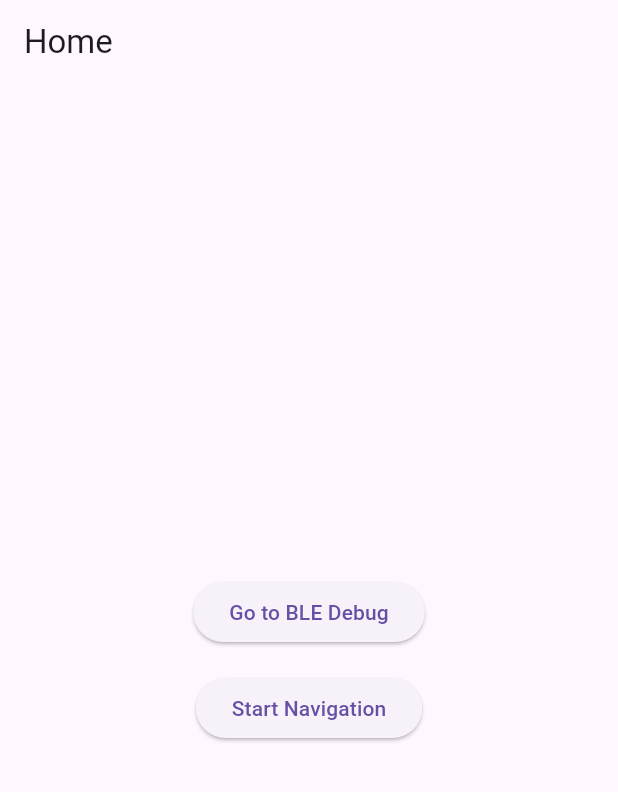
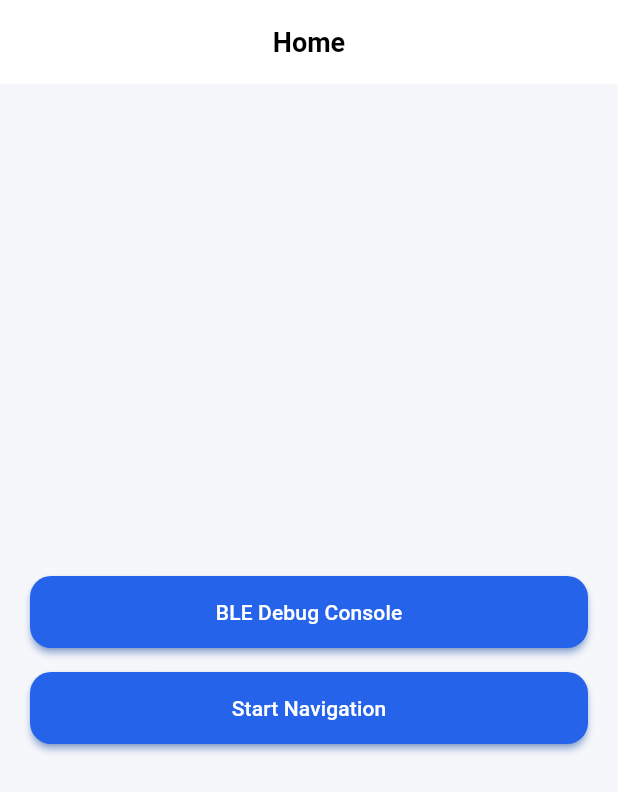
Before and after one commit to HalaEddouh/CreateX-Team1Software, a Flutter app: the screen it shows after launch, on a phone screen of 412 x 824 dp. Shown: the top 792 px of the screen. Run offline on Flutter 3.47's test engine with Material 3 defaults, Android fonts, the phone set to English and light mode, and no system bars; our stand-ins replace flutter_blue_plus, geolocator, google_maps_flutter, permission_handler.

Commit message:
added changes to the UI

```diff
--- a/lib/main.dart
+++ b/lib/main.dart
@@ -16,14 +16,74 @@ class MyApp extends StatelessWidget {
   Widget build(BuildContext context) {
     return MaterialApp(
       title: 'BLE Navigation App',
+      debugShowCheckedModeBanner: false,
+
       theme: ThemeData(
-        primarySwatch: Colors.blue,
         useMaterial3: true,
+
+        // 🎨 Global color system
+        colorScheme: ColorScheme.fromSeed(
+          seedColor: const Color(0xFF2563EB), // modern blue
+          brightness: Brightness.light,
+        ),
+
+        // 🌫 App background
+        scaffoldBackgroundColor: const Color(0xFFF6F7FB),
+
+        // 🧭 AppBar styling
+        appBarTheme: const AppBarTheme(
+          backgroundColor: Colors.white,
+          elevation: 0,
+          centerTitle: true,
+          surfaceTintColor: Colors.transparent,
+          titleTextStyle: TextStyle(
+            color: Colors.black,
+            fontSize: 18,
+            fontWeight: FontWeight.w600,
+          ),
+        ),
+
+        // 🔘 Buttons (all ElevatedButtons across app)
+        elevatedButtonTheme: ElevatedButtonThemeData(
+          style: ElevatedButton.styleFrom(
+            backgroundColor: const Color(0xFF2563EB),
+            foregroundColor: Colors.white,
+            elevation: 2,
+            shadowColor: Colors.blueAccent,
+            shape: RoundedRectangleBorder(
+              borderRadius: BorderRadius.circular(14),
+            ),
+            padding: const EdgeInsets.symmetric(
+              vertical: 14,
+              horizontal: 16,
+            ),
+          ),
+        ),
+
+        // 🔤 Text buttons
+        textButtonTheme: TextButtonThemeData(
+          style: TextButton.styleFrom(
+            foregroundColor: const Color(0xFF2563EB),
+          ),
+        ),
+
+        // 📝 Inputs (TextFields everywhere)
+        inputDecorationTheme: InputDecorationTheme(
+          filled: true,
+          fillColor: Colors.white,
+          contentPadding: const EdgeInsets.symmetric(
+            horizontal: 12,
+            vertical: 14,
+          ),
+          border: OutlineInputBorder(
+            borderRadius: BorderRadius.circular(14),
+            borderSide: BorderSide.none,
+          ),
+        ),
       ),
 
       navigatorKey: navigationService.navKey,
 
-      // start here
       initialRoute: '/',
 
       routes: {
@@ -44,25 +104,34 @@ class HomePage extends StatelessWidget {
       appBar: AppBar(title: const Text("Home")),
 
       body: Center(
+        child: Padding(
+          padding: const EdgeInsets.all(20),
           child: Column(
             mainAxisAlignment: MainAxisAlignment.center,
             children: [
-            ElevatedButton(
-              child: const Text("Go to BLE Debug"),
+              SizedBox(
+                width: double.infinity,
+                child: ElevatedButton(
                   onPressed: () {
                     Navigator.pushNamed(context, '/ble');
                   },
+                  child: const Text("BLE Debug Console"),
+                ),
               ),
 
               const SizedBox(height: 16),
 
-            ElevatedButton(
+              SizedBox(
+                width: double.infinity,
+                child: ElevatedButton(
+                  onPressed: () {
+                    Navigator.pushNamed(context, '/navigation');
+                  },
                   child: const Text("Start Navigation"),
-              onPressed: () {
-                Navigator.push(context, MaterialPageRoute(builder: (_) => const RoutePage()),
-                );              },
+                ),
               ),
             ],
+          ),
         ),
       ),
     );
```
Also changed, not shown: lib/screens/route_selection/route_page.dart (+107 -153 lines), 5 other files. Lines whose indentation alone changed are shown as unchanged.
